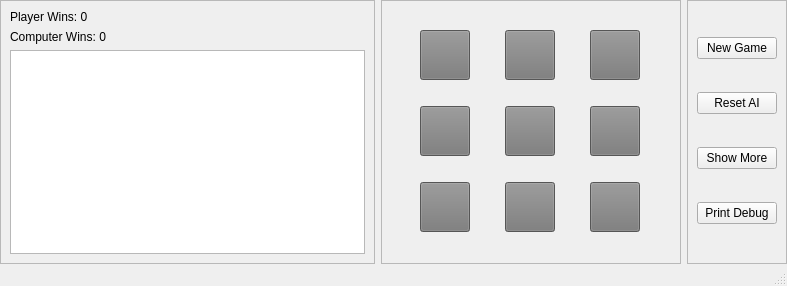
Before: the Qt Designer form gameboard.ui in bkrickjr/python_hexapawn, drawn with Qt 5.
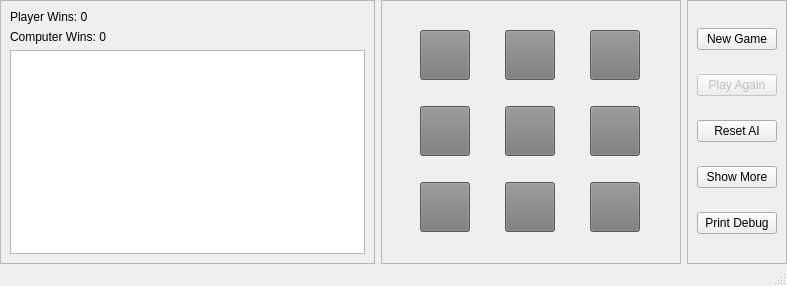
After: the same form once the commit is applied.

Commit message: Turns work properly, but win condition for computer is checked twice

The edit to the form file:
```diff
--- a/gameboard.ui
+++ b/gameboard.ui
@@ -346,6 +346,16 @@
          </property>
         </widget>
        </item>
+       <item>
+        <widget class="QPushButton" name="btn_play_again">
+         <property name="enabled">
+          <bool>false</bool>
+         </property>
+         <property name="text">
+          <string>Play Again</string>
+         </property>
+        </widget>
+       </item>
        <item>
         <widget class="QPushButton" name="btn_new_ai">
          <property name="toolTip">
```
The commit also changes 2 other files.
